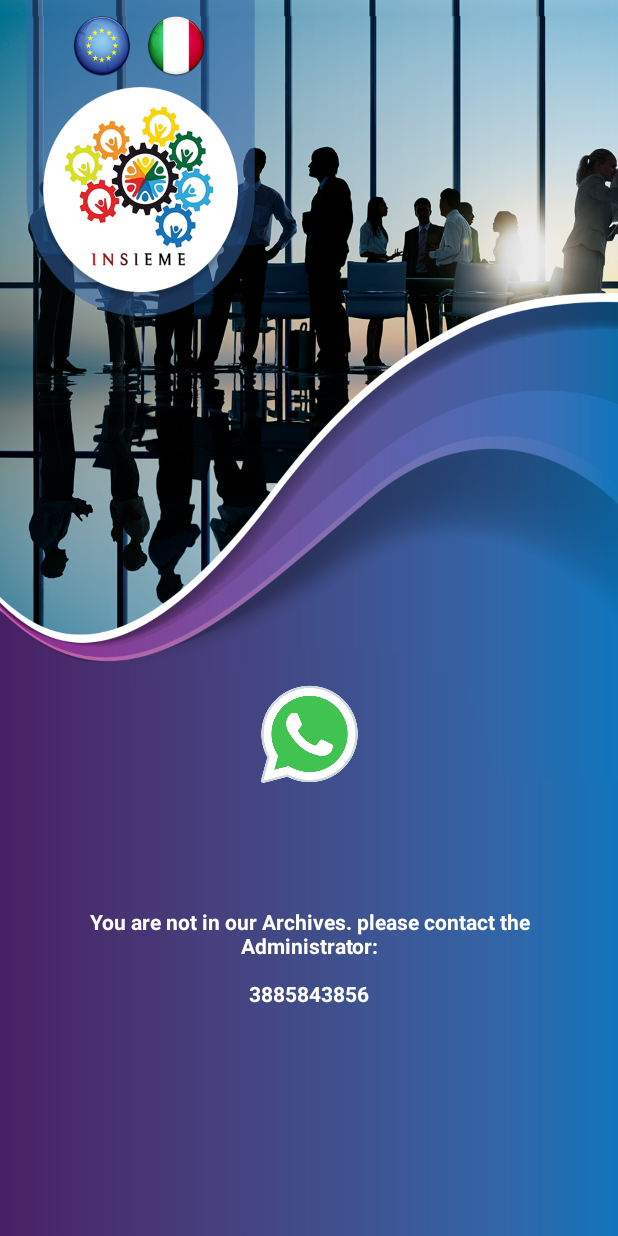
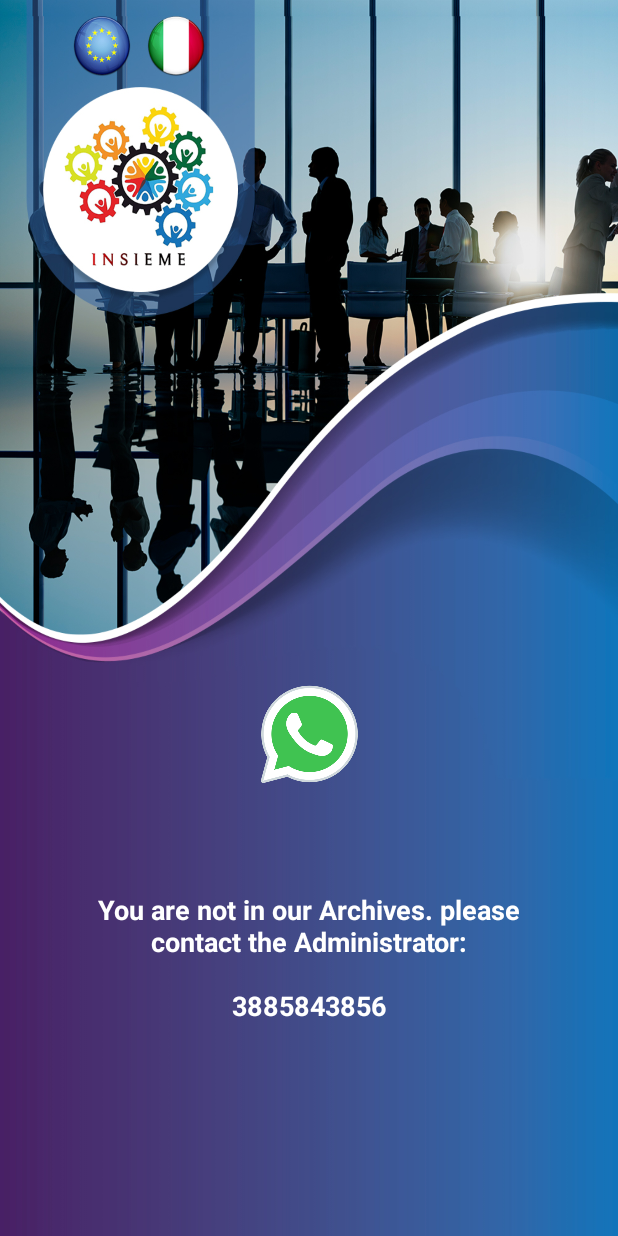
Before and after one commit to AbdulQaddoos/InsiemeItalia, an Android app: the RemInfo screen opened directly, with no data from a screen before it, on a phone screen of 412 x 824 dp. Run offline under Robolectric (Android 15) with nearby library versions, the phone set to English and light mode, and no system bars.

Commit message:
reove uneccessary info

```diff
--- a/app/src/main/java/com/insieme/RemActivity.java
+++ b/app/src/main/java/com/insieme/RemActivity.java
@@ -64,10 +64,7 @@ public class RemActivity extends AppCompatActivity {
                             intent.putExtra("codice_fiscale", person.getCodice_fiscale());
                             intent.putExtra("nome", person.getNome());
                             intent.putExtra("protocollo_INPS", person.getProtocollo_INPS());
-                            intent.putExtra("data_present", person.getData_present());
                             intent.putExtra("stato_domanda", person.getStato_domanda());
-                            intent.putExtra("data_acquisizione", person.getData_acquisizione());
-                            intent.putExtra("data_accoglimento", person.getData_accoglimento());
                         }
                         spinner.setVisibility(View.INVISIBLE);
                         RemActivity.this.startActivity(intent);
--- a/app/src/main/java/com/insieme/RemInfo.java
+++ b/app/src/main/java/com/insieme/RemInfo.java
@@ -31,9 +31,6 @@ public class RemInfo extends AppCompatActivity {
         person.setNome(getIntent().getStringExtra("nome"));
         person.setProtocollo_INPS(getIntent().getStringExtra("protocollo_INPS"));
         person.setStato_domanda(getIntent().getStringExtra("stato_domanda"));
-        person.setData_present(getIntent().getStringExtra("data_present"));
-        person.setData_acquisizione(getIntent().getStringExtra("data_acquisizione"));
-        person.setData_accoglimento(getIntent().getStringExtra("data_accoglimento"));
 
         if(person.getCodice_fiscale() == null){
             infoText.setText("You are not in our Archives. please contact the Administrator:\n\n3885843856");
--- a/app/src/main/res/layout/activity_rem_info.xml
+++ b/app/src/main/res/layout/activity_rem_info.xml
@@ -19,7 +19,7 @@
         android:paddingTop="50dp"
 
         android:textColor="#ffffff"
-        android:textSize="14sp"
+        android:textSize="18sp"
         android:textStyle="bold"
         app:layout_constraintBottom_toBottomOf="parent"
         app:layout_constraintEnd_toEndOf="parent"
```
Also changed, not shown: app/src/main/java/com/insieme/manager/Person.java (+4 -14 lines).
